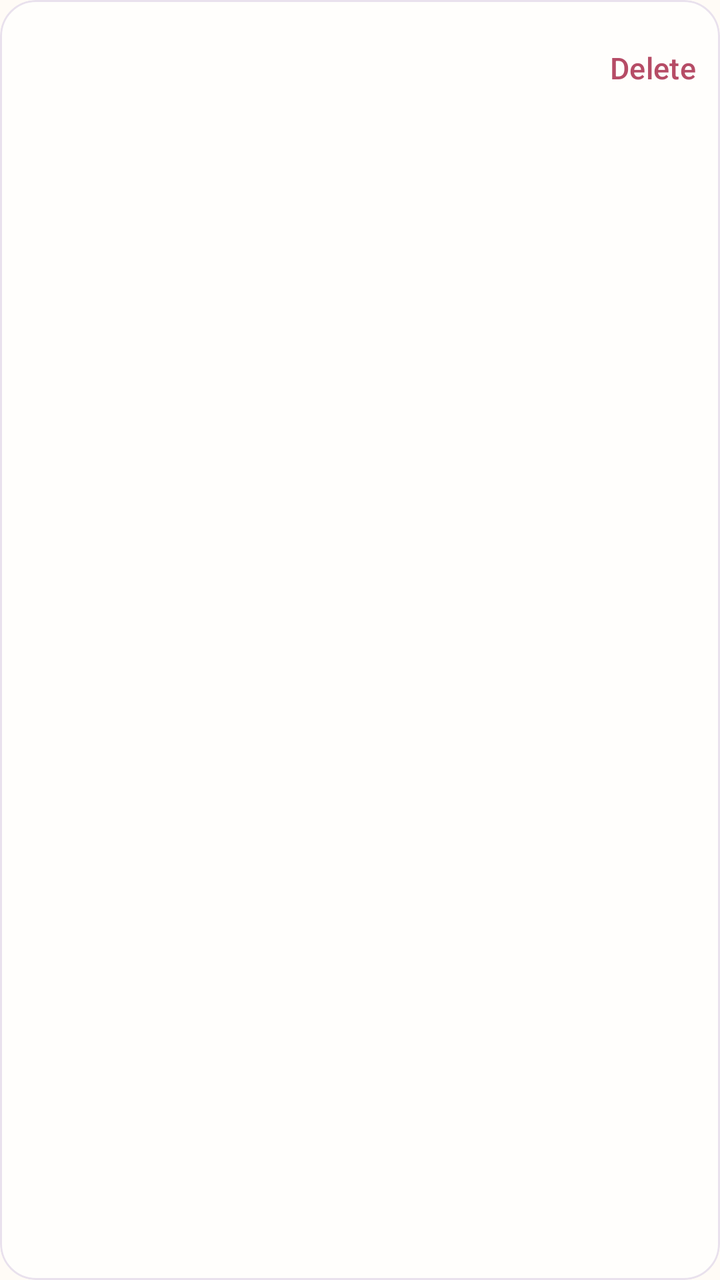
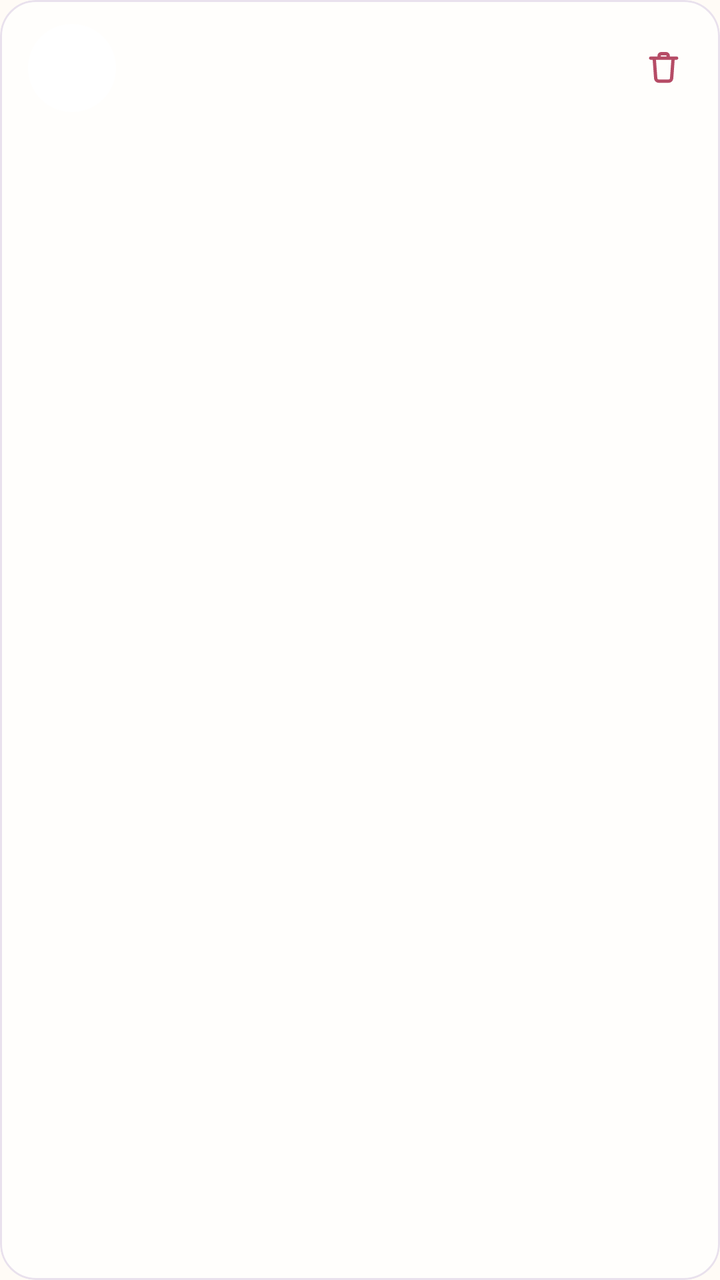

Before-and-after screenshots of an Android layout around one commit, followed by the original layout XML and the change that was made.
<!-- AndroidManifest.xml: application theme Theme.KidCare -->
<!-- res/layout/item_place.xml -->
<?xml version="1.0" encoding="utf-8"?>
<com.google.android.material.card.MaterialCardView
    xmlns:android="http://schemas.android.com/apk/res/android"
    xmlns:app="http://schemas.android.com/apk/res-auto"
    android:layout_width="match_parent"
    android:layout_height="wrap_content"
    android:layout_marginHorizontal="12dp"
    android:layout_marginVertical="5dp">

    <LinearLayout
        android:layout_width="match_parent"
        android:layout_height="wrap_content"
        android:baselineAligned="false"
        android:gravity="center_vertical"
        android:orientation="horizontal"
        android:paddingStart="12dp"
        android:paddingEnd="4dp"
        android:paddingVertical="6dp">

        <LinearLayout
            android:id="@+id/row_body"
            android:layout_width="0dp"
            android:layout_height="wrap_content"
            android:layout_weight="1"
            android:background="?attr/selectableItemBackground"
            android:clickable="true"
            android:focusable="true"
            android:minHeight="48dp"
            android:orientation="vertical"
            android:paddingHorizontal="4dp"
            android:paddingVertical="8dp">

            <TextView
                android:id="@+id/title_text"
                android:layout_width="match_parent"
                android:layout_height="wrap_content"
                android:textAppearance="?attr/textAppearanceBodyLarge" />

            <TextView
                android:id="@+id/detail_text"
                android:layout_width="match_parent"
                android:layout_height="wrap_content"
                android:textAppearance="?attr/textAppearanceBodySmall"
                android:textColor="?attr/colorOnSurfaceVariant" />
        </LinearLayout>

        <com.google.android.material.button.MaterialButton
            android:id="@+id/delete_button"
            style="@style/Widget.KidCare.Button.Text"
            android:layout_width="wrap_content"
            android:layout_height="wrap_content"
            android:insetLeft="0dp"
            android:insetRight="0dp"
            android:minWidth="0dp"
            android:paddingHorizontal="8dp"
            android:text="@string/place_delete"
            android:textColor="?attr/colorError"
            app:iconPadding="0dp" />
    </LinearLayout>
</com.google.android.material.card.MaterialCardView>
<!-- resources referenced by this layout -->
<resources>
  <string name="place_delete" formatted="false">Delete</string>
  <style parent="" name="ShapeAppearance.KidCare.Medium">
          <item name="cornerFamily">rounded</item>
          <item name="cornerSize">18dp</item>
      </style>
  <color name="sky">#826DCC</color>
  <color name="on_accent">#FFFFFF</color>
  <color name="sky_soft">#EEE9FF</color>
  <color name="ink">#342D3F</color>
  <color name="apricot">#F2A05F</color>
  <color name="apricot_soft">#FFF0E2</color>
  <color name="on_apricot_soft">#5A3216</color>
  <color name="grass">#7E9D68</color>
  <color name="grass_soft">#EDF4E7</color>
  <color name="berry_ink">#B64C66</color>
  <color name="paper_card">#FFFEFC</color>
  <color name="berry_soft">#FDE8F2</color>
  <color name="on_berry_soft">#5B213C</color>
  <color name="paper">#FFFBF6</color>
  <color name="paper_fold">#F5F0FF</color>
  <color name="ink_soft">#776E84</color>
  <color name="line">#A398AE</color>
  <color name="line_soft">#E9E1ED</color>
  <style parent="" name="ShapeAppearance.KidCare.ExtraSmall">
          <item name="cornerFamily">rounded</item>
          <item name="cornerSize">6dp</item>
      </style>
  <style parent="" name="ShapeAppearance.KidCare.Small">
          <item name="cornerFamily">rounded</item>
          <item name="cornerSize">12dp</item>
      </style>
  <style parent="" name="ShapeAppearance.KidCare.Large">
          <item name="cornerFamily">rounded</item>
          <item name="cornerSize">24dp</item>
      </style>
  <style parent="" name="ShapeAppearance.KidCare.ExtraLarge">
          <item name="cornerFamily">rounded</item>
          <item name="cornerSize">28dp</item>
      </style>
  <style name="TextAppearance.KidCare.BodyLarge" parent="TextAppearance.Material3.BodyLarge">
          <item name="android:textSize">17sp</item><item name="lineHeight">26sp</item>
      </style>
  <style name="TextAppearance.KidCare.BodyMedium" parent="TextAppearance.Material3.BodyMedium">
          <item name="android:textSize">15sp</item><item name="lineHeight">23sp</item>
      </style>
  <style name="TextAppearance.KidCare.BodySmall" parent="TextAppearance.Material3.BodySmall">
          <item name="android:textSize">13sp</item><item name="lineHeight">19sp</item>
      </style>
  <style name="TextAppearance.KidCare.LabelSmall" parent="TextAppearance.Material3.LabelSmall">
          <item name="android:textSize">12sp</item><item name="android:fontFamily">sans-serif-medium</item><item name="lineHeight">16sp</item>
      </style>
  <style parent="" name="ShapeAppearance.KidCare.Pill">
          <item name="cornerFamily">rounded</item>
          <item name="cornerSize">50%</item>
      </style>
  <!-- unchanged entries left out for length: 19 -->
</resources>

<!-- the commit's change to res/layout/item_place.xml (unified diff, before → after) -->
@@ -4,8 +4,9 @@
     xmlns:app="http://schemas.android.com/apk/res-auto"
     android:layout_width="match_parent"
     android:layout_height="wrap_content"
-    android:layout_marginHorizontal="12dp"
-    android:layout_marginVertical="5dp">
+    android:layout_marginHorizontal="@dimen/edge"
+    android:layout_marginVertical="@dimen/card_gap"
+    app:shapeAppearance="@style/ShapeAppearance.KidCare.Medium">
 
     <LinearLayout
         android:layout_width="match_parent"
@@ -13,9 +14,9 @@
         android:baselineAligned="false"
         android:gravity="center_vertical"
         android:orientation="horizontal"
-        android:paddingStart="12dp"
-        android:paddingEnd="4dp"
-        android:paddingVertical="6dp">
+        android:paddingStart="@dimen/card_pad"
+        android:paddingEnd="6dp"
+        android:paddingVertical="10dp">
 
         <LinearLayout
             android:id="@+id/row_body"
@@ -23,38 +24,64 @@
             android:layout_height="wrap_content"
             android:layout_weight="1"
             android:background="?attr/selectableItemBackground"
+            android:baselineAligned="false"
             android:clickable="true"
             android:focusable="true"
+            android:gravity="center_vertical"
             android:minHeight="48dp"
-            android:orientation="vertical"
-            android:paddingHorizontal="4dp"
-            android:paddingVertical="8dp">
+            android:orientation="horizontal">
 
             <TextView
-                android:id="@+id/title_text"
-                android:layout_width="match_parent"
+                android:id="@+id/place_sticker"
+                android:layout_width="@dimen/sticker"
+                android:layout_height="@dimen/sticker"
+                android:layout_marginEnd="12dp"
+                android:background="@drawable/bg_sticker_circle"
+                android:fontFamily="sans-serif-medium"
+                android:gravity="center"
+                android:importantForAccessibility="no"
+                android:textSize="18sp" />
+
+            <LinearLayout
+                android:layout_width="0dp"
                 android:layout_height="wrap_content"
-                android:textAppearance="?attr/textAppearanceBodyLarge" />
+                android:layout_weight="1"
+                android:orientation="vertical">
 
-            <TextView
-                android:id="@+id/detail_text"
-                android:layout_width="match_parent"
-                android:layout_height="wrap_content"
-                android:textAppearance="?attr/textAppearanceBodySmall"
-                android:textColor="?attr/colorOnSurfaceVariant" />
+                <TextView
+                    android:id="@+id/title_text"
+                    android:layout_width="match_parent"
+                    android:layout_height="wrap_content"
+                    android:ellipsize="end"
+                    android:maxLines="1"
+                    android:textAppearance="?attr/textAppearanceTitleMedium" />
+
+                <TextView
+                    android:id="@+id/detail_text"
+                    android:layout_width="match_parent"
+                    android:layout_height="wrap_content"
+                    android:textAppearance="?attr/textAppearanceBodySmall"
+                    android:textColor="?attr/colorOnSurfaceVariant" />
+            </LinearLayout>
         </LinearLayout>
 
         <com.google.android.material.button.MaterialButton
             android:id="@+id/delete_button"
             style="@style/Widget.KidCare.Button.Text"
-            android:layout_width="wrap_content"
-            android:layout_height="wrap_content"
+            android:layout_width="@dimen/row_icon_button"
+            android:layout_height="@dimen/row_icon_button"
+            android:contentDescription="@string/place_delete"
             android:insetLeft="0dp"
+            android:insetTop="0dp"
             android:insetRight="0dp"
+            android:insetBottom="0dp"
             android:minWidth="0dp"
-            android:paddingHorizontal="8dp"
-            android:text="@string/place_delete"
-            android:textColor="?attr/colorError"
-            app:iconPadding="0dp" />
+            android:minHeight="0dp"
+            android:paddingHorizontal="0dp"
+            app:icon="@drawable/ic_trash"
+            app:iconGravity="textStart"
+            app:iconPadding="0dp"
+            app:iconSize="21dp"
+            app:iconTint="@color/berry_ink" />
     </LinearLayout>
 </com.google.android.material.card.MaterialCardView>
<!-- resource entries referenced after the edit -->
@@ -15,6 +15,37 @@
   <color name="grass">#7E9D68</color>
   <color name="grass_soft">#EDF4E7</color>
   <color name="berry_ink">#B64C66</color>
+  <dimen name="card_gap">5dp</dimen>
+  <dimen name="card_pad">14dp</dimen>
+  <dimen name="edge">20dp</dimen>
+  <dimen name="row_icon_button">44dp</dimen>
+  <dimen name="sticker">44dp</dimen>
+  <!-- drawable bg_sticker_circle (drawable) -->
+  <shape xmlns:android="http://schemas.android.com/apk/res/android" android:shape="oval">
+      <solid android:color="@android:color/white" />
+  </shape>
+  <!-- drawable ic_trash (drawable) -->
+  <vector xmlns:android="http://schemas.android.com/apk/res/android"
+      android:width="24dp"
+      android:height="24dp"
+      android:viewportWidth="24"
+      android:viewportHeight="24">
+      <path
+          android:pathData="M4.6,6.6h14.8"
+          android:strokeColor="@android:color/white"
+          android:strokeWidth="1.9"
+          android:strokeLineCap="round" />
+      <path
+          android:pathData="M9.4,6.6v-1.4c0,-0.66 0.54,-1.2 1.2,-1.2h2.8c0.66,0 1.2,0.54 1.2,1.2v1.4"
+          android:strokeColor="@android:color/white"
+          android:strokeWidth="1.9"
+          android:strokeLineJoin="round" />
+      <path
+          android:pathData="M6.6,6.6l0.85,11.5c0.06,0.9 0.81,1.6 1.71,1.6h5.68c0.9,0 1.65,-0.7 1.71,-1.6l0.85,-11.5"
+          android:strokeColor="@android:color/white"
+          android:strokeWidth="1.9"
+          android:strokeLineJoin="round" />
+  </vector>
   <color name="paper_card">#FFFEFC</color>
   <color name="berry_soft">#FDE8F2</color>
   <color name="on_berry_soft">#5B213C</color>
